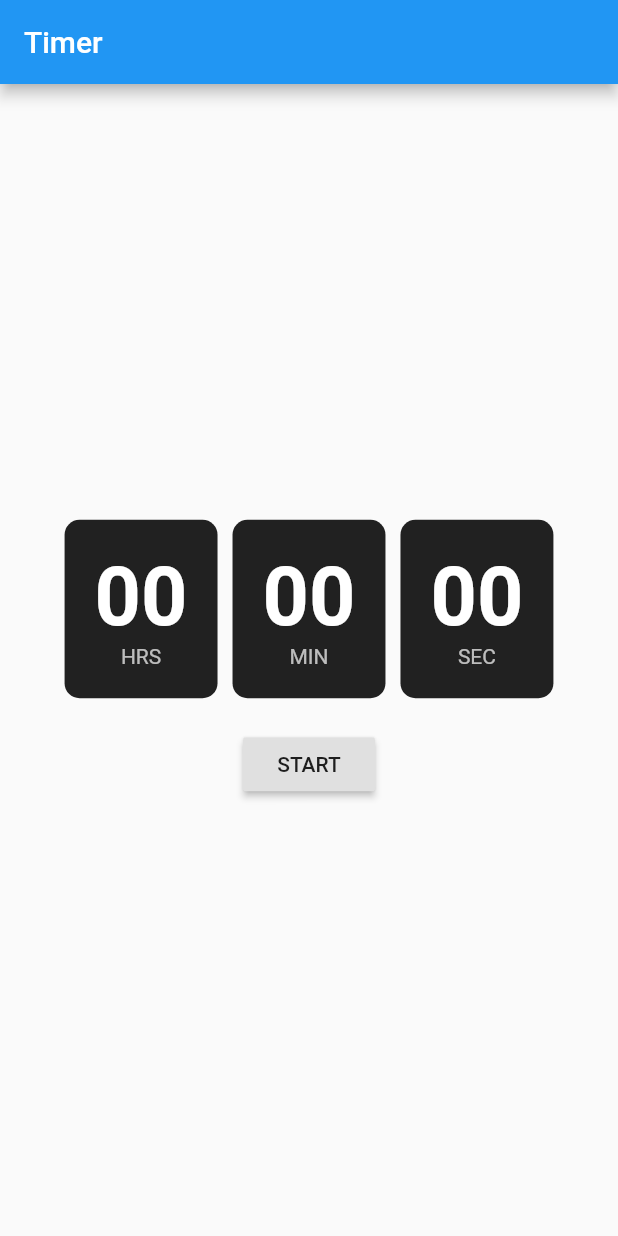
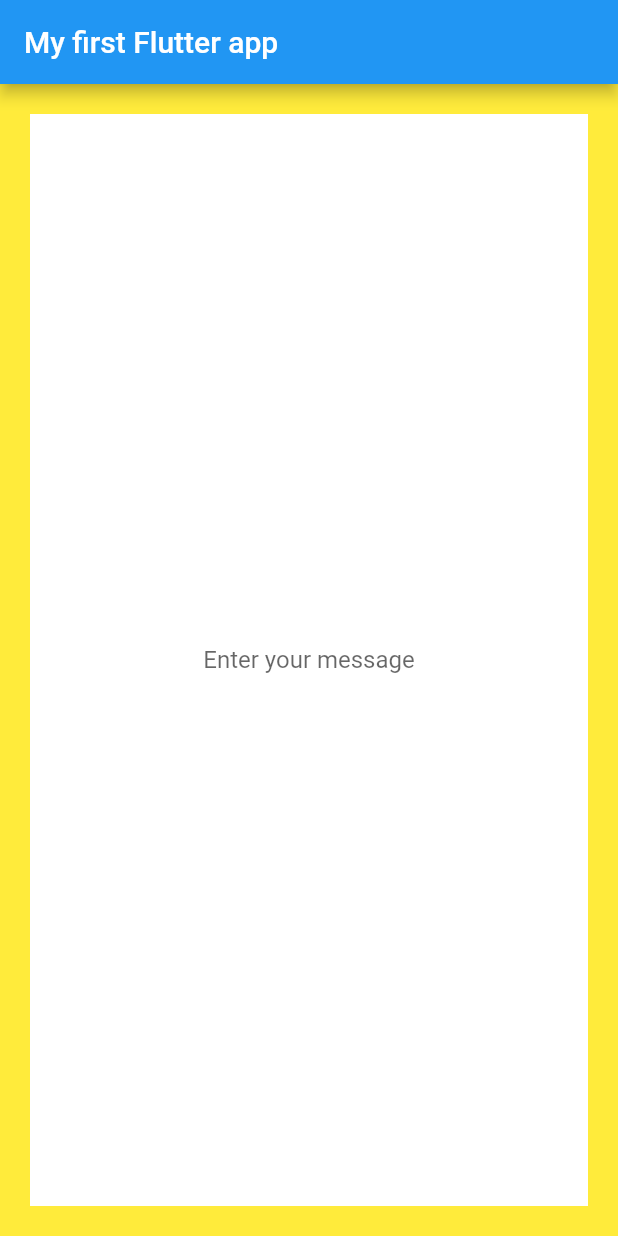
Before and after one commit to Floul/flutter_app_test, a Flutter app: the screen it shows after launch, on a phone screen of 412 x 824 dp. Run offline on Flutter 3.47's test engine with Material 2 defaults, Android fonts, the phone set to English and light mode, and no system bars.

Commit message:
It Works! Don't forget to click on empty space to see the background color change.

```diff
--- a/lib/main.dart
+++ b/lib/main.dart
@@ -1,79 +1,63 @@
 import 'package:flutter/material.dart';
+import 'dart:math' as math;
+/* */
 
-void main() => runApp(MyApp());
+void main() {
+  runApp(MaterialApp(
+    title: "My first Flutter App",
+    home: ChangeBackground(),
+  ));
+}
 
-class MyApp extends StatelessWidget {
+class ChangeBackground extends StatefulWidget {
+  @override
+  State<StatefulWidget> createState() {
+    return _ChangeBackgroundState();
+  }
+}
+
+class _ChangeBackgroundState extends State<ChangeBackground> {
+  Color color = Colors.yellow;
+  String yourMessage = '  ';
+
   @override
   Widget build(BuildContext context) {
-    return MaterialApp(
-      title: 'Welcome to Flutter',
-      home: Scaffold(
-        appBar: AppBar(
-          title: Text('Timer'),
-        ),
-        body: Center(
-          child: Column(
-            mainAxisSize: MainAxisSize.min,
-            children: <Widget>[
-              Row(
+    return Scaffold(
+      appBar: AppBar(title: Text("My first Flutter app")),
+      body: new InkWell(
+        onTap: () {
+          setState(() {
+            color = Color((math.Random().nextDouble() * 0xFFFFFF).toInt() << 0)
+                .withOpacity(1.0);
+          });
+        },
+        child: Container(
+            color: color,
+            child: Container(
+              color: Colors.white,
+              margin: EdgeInsets.all(20.0),
+              child: Column(
                 mainAxisAlignment: MainAxisAlignment.center,
                 children: <Widget>[
-                  CustomTextContainer(label: 'HRS'),
-                  CustomTextContainer(label: 'MIN'),
-                  CustomTextContainer(label: 'SEC'),
+                  Padding(
+                    padding: const EdgeInsets.all(12.0),
+                    child: TextField(
+                      decoration: new InputDecoration.collapsed(
+                          hintText: 'Enter your message'
+                      ),
+                      textAlign: TextAlign.center,
+                      onSubmitted: (String userInput) {
+                        setState(() {
+                          yourMessage = userInput;
+                        });
+                      },
+                    ),
+                  ),
+
                 ],
               ),
-              Container(
-                margin: EdgeInsets.only(top: 20),
-                child: RaisedButton(
-                  child: Text('START'),
-                  onPressed: () {
-
-                  },
-                ),
-              ),
-            ],
-          ),
-        ),
+            )),
       ),
     );
   }
 }
-
-class CustomTextContainer extends StatelessWidget {
-
-  CustomTextContainer({this.label});
-
-  final String label;
-
-  @override
-  Widget build(BuildContext context) {
-    return Container(
-      margin: EdgeInsets.symmetric(horizontal: 5),
-      padding: EdgeInsets.all(20),
-      decoration: new BoxDecoration(
-        borderRadius: new BorderRadius.circular(10),
-        color: Colors.black87,
-      ),
-      child: Column(
-        mainAxisSize: MainAxisSize.min,
-        children: <Widget>[
-          Text(
-            '00',
-            style: TextStyle(
-              color: Colors.white,
-              fontSize: 54,
-              fontWeight: FontWeight.bold,
-            ),
-          ),
-          Text(
-            '$label',
-            style: TextStyle(
-              color: Colors.white70,
-            ),
-          )
-        ],
-      ),
-    );
-  }
-}
```
